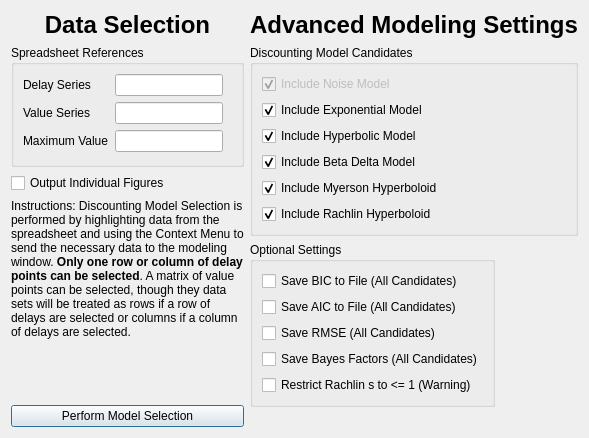
Old version of the form modelselectiondialog.ui in the repository miyamot0/ModelSelectorQt.
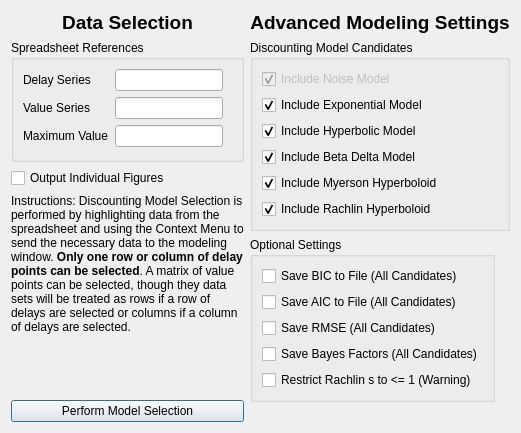
New version of the form.

What changed in the file:
```diff
--- a/modelselectiondialog.ui
+++ b/modelselectiondialog.ui
@@ -39,7 +39,7 @@
           </sizepolicy>
          </property>
          <property name="text">
-          <string>&lt;html&gt;&lt;head/&gt;&lt;body&gt;&lt;p&gt;&lt;span style=&quot; font-size:18pt; font-weight:600;&quot;&gt;Data Selection&lt;/span&gt;&lt;/p&gt;&lt;/body&gt;&lt;/html&gt;</string>
+          <string>&lt;html&gt;&lt;head/&gt;&lt;body&gt;&lt;p&gt;&lt;span style=&quot; font-size:14pt; font-weight:600;&quot;&gt;Data Selection&lt;/span&gt;&lt;/p&gt;&lt;/body&gt;&lt;/html&gt;</string>
          </property>
          <property name="alignment">
           <set>Qt::AlignCenter</set>
@@ -68,7 +68,7 @@
            <enum>QFormLayout::FieldsStayAtSizeHint</enum>
           </property>
           <property name="verticalSpacing">
-           <number>-1</number>
+           <number>6</number>
           </property>
           <property name="bottomMargin">
            <number>12</number>
@@ -190,7 +190,7 @@
           <number>1</number>
          </property>
          <property name="text">
-          <string>&lt;html&gt;&lt;head/&gt;&lt;body&gt;&lt;p&gt;&lt;span style=&quot; font-size:18pt; font-weight:600;&quot;&gt;Advanced Modeling Settings&lt;/span&gt;&lt;/p&gt;&lt;/body&gt;&lt;/html&gt;</string>
+          <string>&lt;html&gt;&lt;head/&gt;&lt;body&gt;&lt;p&gt;&lt;span style=&quot; font-size:14pt; font-weight:600;&quot;&gt;Advanced Modeling Settings&lt;/span&gt;&lt;/p&gt;&lt;/body&gt;&lt;/html&gt;</string>
          </property>
          <property name="alignment">
           <set>Qt::AlignCenter</set>
@@ -203,7 +203,7 @@
        <item>
         <widget class="QGroupBox" name="groupBox">
          <property name="sizePolicy">
-          <sizepolicy hsizetype="Preferred" vsizetype="Fixed">
+          <sizepolicy hsizetype="Minimum" vsizetype="Fixed">
            <horstretch>0</horstretch>
            <verstretch>0</verstretch>
           </sizepolicy>
@@ -281,7 +281,7 @@
        <item>
         <widget class="QGroupBox" name="groupBox_3">
          <property name="sizePolicy">
-          <sizepolicy hsizetype="Preferred" vsizetype="Fixed">
+          <sizepolicy hsizetype="Minimum" vsizetype="Fixed">
            <horstretch>0</horstretch>
            <verstretch>0</verstretch>
           </sizepolicy>
```
